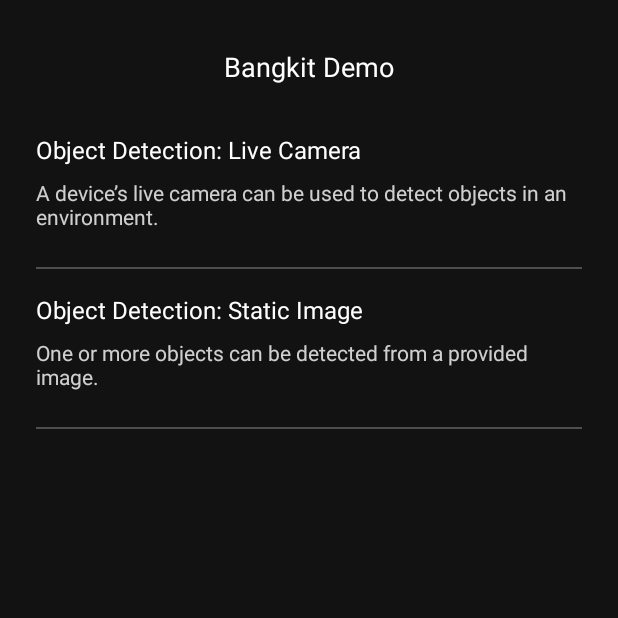
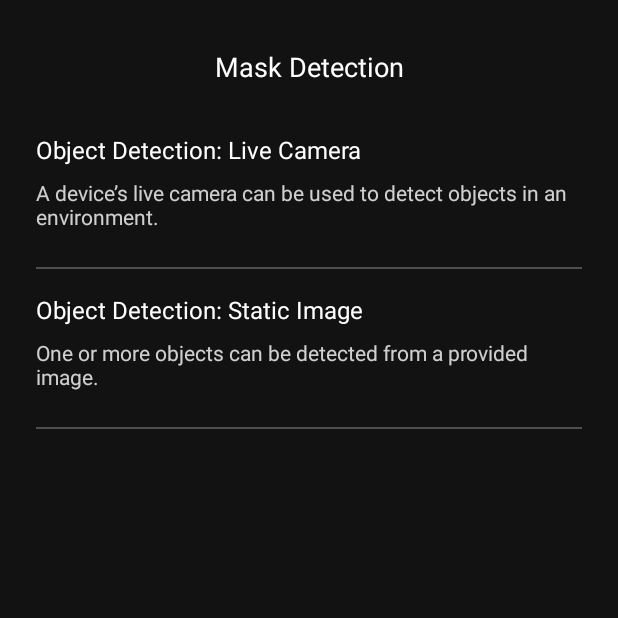
Before and after one commit to anggairawan/maskdetection, an Android app: the screen it shows after launch (MainActivity), on a phone screen of 412 x 824 dp, the top half of it. Run offline under Robolectric (Android 15) with nearby library versions, the phone set to English and light mode, and no system bars.

Commit message:
fix(app name): change app name to Mask Detection

```diff
--- a/app/src/main/res/values/strings.xml
+++ b/app/src/main/res/values/strings.xml
@@ -1,6 +1,6 @@
 <?xml version="1.0" encoding="utf-8"?>
 <resources>
-  <string name="app_name">Bangkit Demo</string>
+  <string name="app_name">Mask Detection</string>
 
   <string name="entry_java_title">Java</string>
   <string name="entry_java_subtitle">Run the MLKit Showcase written in Java.</string>
```
